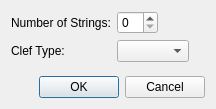
powertab/powertabeditor, file source/dialogs/staffdialog.ui: the form before one commit.
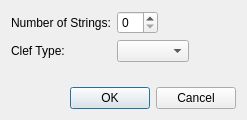
The form after the commit.

```diff
--- a/source/dialogs/staffdialog.ui
+++ b/source/dialogs/staffdialog.ui
@@ -6,8 +6,8 @@
    <rect>
     <x>0</x>
     <y>0</y>
-    <width>216</width>
-    <height>109</height>
+    <width>247</width>
+    <height>120</height>
    </rect>
   </property>
   <property name="windowTitle">
```
Left out of the diff: 3 changed lines with no effect on the pictures.
